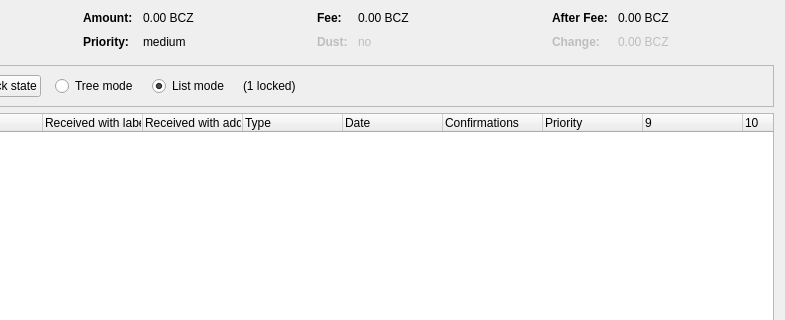
First picture: the form in src/qt/forms/coincontroldialog.ui, repository Carbon-Zero/CarbonZero, before the edit; both pictures show x 169 to 954 and y 0 to 320 of the 954 by 500 pixel window.
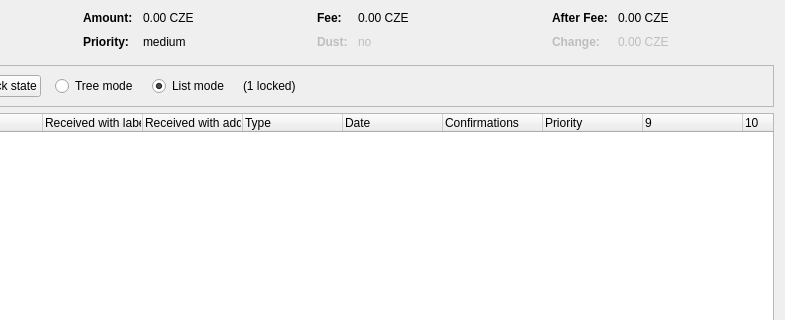
Second picture: the form after the edit. Custom widgets are drawn as their Qt base class.

Patch:
```diff
--- a/src/qt/forms/coincontroldialog.ui
+++ b/src/qt/forms/coincontroldialog.ui
@@ -132,7 +132,7 @@
           <enum>Qt::ActionsContextMenu</enum>
          </property>
          <property name="text">
-          <string notr="true">0.00 BCZ</string>
+          <string notr="true">0.00 CZE</string>
          </property>
          <property name="textInteractionFlags">
           <set>Qt::LinksAccessibleByMouse|Qt::TextSelectableByKeyboard|Qt::TextSelectableByMouse</set>
@@ -206,7 +206,7 @@
           <enum>Qt::ActionsContextMenu</enum>
          </property>
          <property name="text">
-          <string notr="true">0.00 BCZ</string>
+          <string notr="true">0.00 CZE</string>
          </property>
          <property name="textInteractionFlags">
           <set>Qt::LinksAccessibleByMouse|Qt::TextSelectableByKeyboard|Qt::TextSelectableByMouse</set>
@@ -286,7 +286,7 @@
           <enum>Qt::ActionsContextMenu</enum>
          </property>
          <property name="text">
-          <string notr="true">0.00 BCZ</string>
+          <string notr="true">0.00 CZE</string>
          </property>
          <property name="textInteractionFlags">
           <set>Qt::LinksAccessibleByMouse|Qt::TextSelectableByKeyboard|Qt::TextSelectableByMouse</set>
@@ -321,7 +321,7 @@
           <enum>Qt::ActionsContextMenu</enum>
          </property>
          <property name="text">
-          <string notr="true">0.00 BCZ</string>
+          <string notr="true">0.00 CZE</string>
          </property>
          <property name="textInteractionFlags">
           <set>Qt::LinksAccessibleByMouse|Qt::TextSelectableByKeyboard|Qt::TextSelectableByMouse</set>
```
